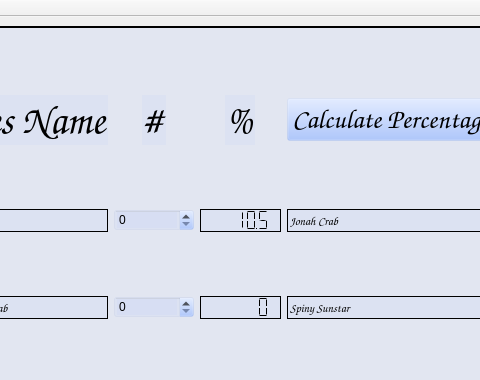
CCC-Engineering-Renaissance/MainUI_26, file mainwindow.ui: the form before one commit; both pictures show x 152 to 632 and y 0 to 380 of the 839 by 662 pixel window.
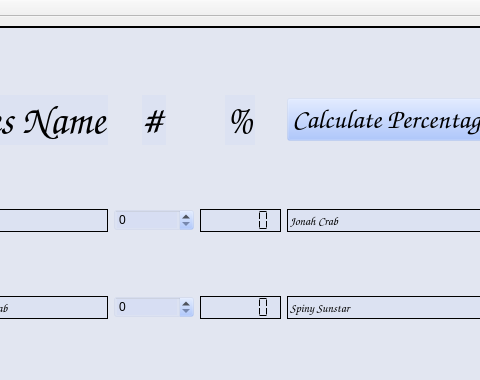
The form after the commit. Icons and pictures are not drawn.

What changed in the file:
```diff
--- a/mainwindow.ui
+++ b/mainwindow.ui
@@ -767,9 +767,6 @@
           <property name="segmentStyle">
            <enum>QLCDNumber::SegmentStyle::Flat</enum>
           </property>
-          <property name="value" stdset="0">
-           <double>10.500000000000000</double>
-          </property>
          </widget>
         </item>
         <item row="0" column="0">
```
